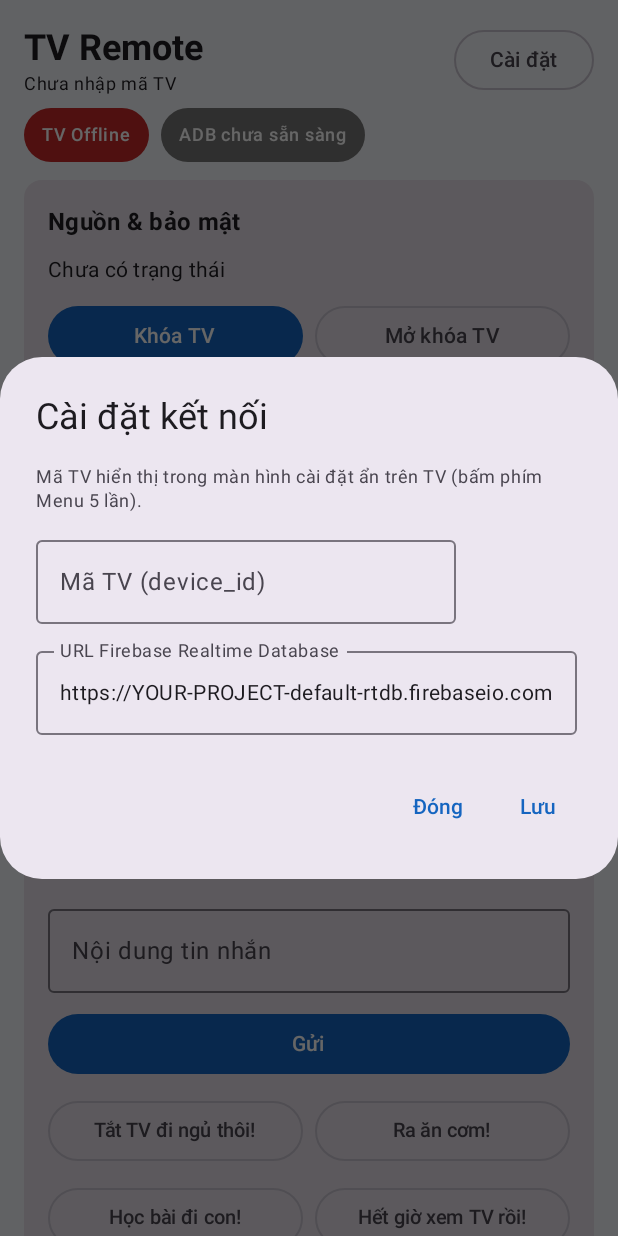
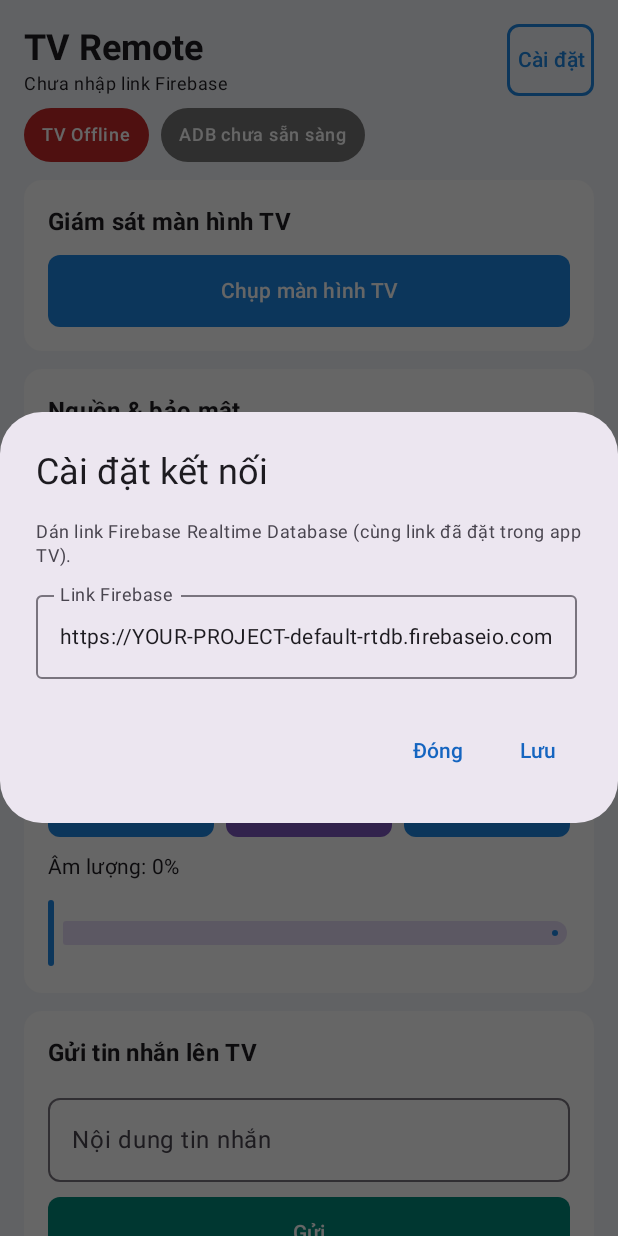
Before and after one commit to vh005645/21.11--Remote-onPhone, an Android app built with Jetpack Compose: the screen it shows after launch (MainActivity), on a phone screen of 412 x 824 dp. Run offline under Robolectric (Android 15) with nearby library versions, the phone set to English and light mode, and no system bars.

Commit message:
Add files via upload

```diff
--- a/app/build.gradle.kts
+++ b/app/build.gradle.kts
@@ -11,8 +11,8 @@ android {
         applicationId = "vn.herotran.tvremote"
         minSdk = 29
         targetSdk = 34
-        versionCode = 1
-        versionName = "1.0"
+        versionCode = 3
+        versionName = "1.2"
     }
 
     buildTypes {
--- a/app/src/main/java/vn/herotran/tvremote/RemoteScreen.kt
+++ b/app/src/main/java/vn/herotran/tvremote/RemoteScreen.kt
@@ -3,12 +3,16 @@ package vn.herotran.tvremote
 import android.widget.Toast
 import androidx.activity.compose.rememberLauncherForActivityResult
 import androidx.activity.result.contract.ActivityResultContracts
+import androidx.compose.foundation.BorderStroke
 import androidx.compose.foundation.Image
 import androidx.compose.foundation.background
 import androidx.compose.foundation.clickable
 import androidx.compose.foundation.layout.Arrangement
 import androidx.compose.foundation.layout.Box
 import androidx.compose.foundation.layout.Column
+import androidx.compose.foundation.layout.PaddingValues
+import androidx.compose.foundation.layout.RowScope
+import androidx.compose.foundation.layout.heightIn
 import androidx.compose.foundation.layout.Row
 import androidx.compose.foundation.layout.Spacer
 import androidx.compose.foundation.layout.aspectRatio
@@ -23,7 +27,10 @@ import androidx.compose.foundation.shape.RoundedCornerShape
 import androidx.compose.foundation.verticalScroll
 import androidx.compose.material3.AlertDialog
 import androidx.compose.material3.Button
+import androidx.compose.material3.ButtonDefaults
 import androidx.compose.material3.Card
+import androidx.compose.material3.CardDefaults
+import androidx.compose.material3.SliderDefaults
 import androidx.compose.material3.CircularProgressIndicator
 import androidx.compose.material3.MaterialTheme
 import androidx.compose.material3.OutlinedButton
@@ -48,6 +55,7 @@ import androidx.compose.ui.layout.ContentScale
 import androidx.compose.ui.graphics.asImageBitmap
 import androidx.compose.ui.platform.LocalContext
 import androidx.compose.ui.text.font.FontWeight
+import androidx.compose.ui.text.style.TextAlign
 import androidx.compose.ui.unit.dp
 import androidx.compose.ui.unit.sp
 import androidx.compose.ui.window.Dialog
@@ -57,7 +65,66 @@ import java.util.Date
 import java.util.Locale
 import kotlin.math.roundToInt
 
-private val QUICK_MESSAGES = listOf("Tắt TV đi ngủ thôi!", "Ra ăn cơm!", "Học bài đi con!", "Hết giờ xem TV rồi!")
+private val BtnShape = RoundedCornerShape(8.dp)
+private val BtnPadding = PaddingValues(horizontal = 6.dp, vertical = 10.dp)
+
+private val ColBlue = Color(0xFF1E88E5)
+private val ColGreen = Color(0xFF2E9E5B)
+private val ColOrange = Color(0xFFEF6C00)
+private val ColRed = Color(0xFFD32F2F)
+private val ColPurple = Color(0xFF7E57C2)
+private val ColTeal = Color(0xFF00897B)
+
+/** Nút chữ nhật bo góc nhẹ: filled = nền đặc, ngược lại = viền màu. */
+@Composable
+private fun ColorButton(
+    onClick: () -> Unit,
+    color: Color,
+    modifier: Modifier = Modifier,
+    enabled: Boolean = true,
+    filled: Boolean = true,
+    content: @Composable RowScope.() -> Unit,
+) {
+    val m = modifier.heightIn(min = 48.dp)
+    if (filled) {
+        Button(
+            onClick = onClick,
+            modifier = m,
+            enabled = enabled,
+            shape = BtnShape,
+            contentPadding = BtnPadding,
+            colors = ButtonDefaults.buttonColors(
+                containerColor = color,
+                contentColor = Color.White,
+                disabledContainerColor = color.copy(alpha = 0.45f),
+                disabledContentColor = Color.White.copy(alpha = 0.75f),
+            ),
+            content = content,
+        )
+    } else {
+        OutlinedButton(
+            onClick = onClick,
+            modifier = m,
+            enabled = enabled,
+            shape = BtnShape,
+            contentPadding = BtnPadding,
+            border = BorderStroke(1.5.dp, color),
+            colors = ButtonDefaults.outlinedButtonColors(contentColor = color),
+            content = content,
+        )
+    }
+}
+
+@Composable
+private fun BtnText(text: String) {
+    Text(
+        text = text,
+        maxLines = 1,
+        fontSize = 14.sp,
+        fontWeight = FontWeight.SemiBold,
+        textAlign = TextAlign.Center,
+    )
+}
 
 @Composable
 fun RemoteScreen(vm: RemoteViewModel) {
@@ -81,7 +148,7 @@ fun RemoteScreen(vm: RemoteViewModel) {
         }
     }
     LaunchedEffect(Unit) {
-        if (ui.deviceId.isBlank()) showSettings = true
+        if (ui.dbUrl.isBlank() || ui.dbUrl.contains("YOUR-PROJECT")) showSettings = true
     }
 
     Surface(modifier = Modifier.fillMaxSize(), color = MaterialTheme.colorScheme.background) {
@@ -94,6 +161,42 @@ fun RemoteScreen(vm: RemoteViewModel) {
         ) {
             TopSection(ui, onSettings = { showSettings = true })
 
+            // ---------------- Giám sát màn hình (đầu trang)
+            SectionCard("Giám sát màn hình TV") {
+                ColorButton(
+                    onClick = { vm.requestScreenshot() },
+                    color = ColBlue,
+                    enabled = !ui.screenshotLoading,
+                    modifier = Modifier.fillMaxWidth(),
+                ) {
+                    if (ui.screenshotLoading) {
+                        CircularProgressIndicator(
+                            modifier = Modifier.size(18.dp),
+                            strokeWidth = 2.dp,
+                            color = Color.White,
+                        )
+                        Spacer(Modifier.width(8.dp))
+                        BtnText("Đang chụp...")
+                    } else {
+                        BtnText("Chụp màn hình TV")
+                    }
+                }
+                val shot = ui.screenshot
+                if (shot != null) {
+                    Image(
+                        bitmap = shot.asImageBitmap(),
+                        contentDescription = "Ảnh chụp màn hình TV",
+                        contentScale = ContentScale.Fit,
+                        modifier = Modifier
+                            .fillMaxWidth()
+                            .aspectRatio(shot.width.toFloat() / shot.height.toFloat())
+                            .clip(RoundedCornerShape(8.dp))
+                            .clickable { showFullImage = true },
+                    )
+                    Text("Bấm vào ảnh để xem toàn màn hình / lưu", style = MaterialTheme.typography.bodySmall)
+                }
+            }
+
             // ---------------- Nguồn & bảo mật
             SectionCard("Nguồn & bảo mật") {
                 val st = ui.status
@@ -103,17 +206,14 @@ fun RemoteScreen(vm: RemoteViewModel) {
                     style = MaterialTheme.typography.bodyMedium,
                 )
                 Row(horizontalArrangement = Arrangement.spacedBy(8.dp), modifier = Modifier.fillMaxWidth()) {
-                    Button(onClick = { vm.lock() }, modifier = Modifier.weight(1f)) { Text("Khóa TV") }
-                    OutlinedButton(onClick = { vm.unlock() }, modifier = Modifier.weight(1f)) { Text("Mở khóa TV") }
+                    ColorButton(onClick = { vm.lock() }, color = ColOrange, modifier = Modifier.weight(1f)) { BtnText("Khóa TV") }
+                    ColorButton(onClick = { vm.unlock() }, color = ColGreen, modifier = Modifier.weight(1f)) { BtnText("Mở khóa TV") }
                 }
-                Button(
+                ColorButton(
                     onClick = { showPowerConfirm = true },
+                    color = ColRed,
                     modifier = Modifier.fillMaxWidth(),
-                    colors = androidx.compose.material3.ButtonDefaults.buttonColors(
-                        containerColor = MaterialTheme.colorScheme.error,
-                        contentColor = MaterialTheme.colorScheme.onError,
-                    ),
-                ) { Text("Tắt nguồn TV") }
+                ) { BtnText("Tắt nguồn TV") }
             }
 
             // ---------------- Âm thanh
@@ -125,11 +225,9 @@ fun RemoteScreen(vm: RemoteViewModel) {
                     if (!dragging && st != null) sliderVal = st.volume.toFloat()
                 }
                 Row(horizontalArrangement = Arrangement.spacedBy(8.dp), modifier = Modifier.fillMaxWidth()) {
-                    OutlinedButton(onClick = { vm.volDown() }, modifier = Modifier.weight(1f)) { Text("Giảm -") }
-                    OutlinedButton(onClick = { vm.mute() }, modifier = Modifier.weight(1f)) {
-                        Text(if (st?.muted == true) "Bật tiếng" else "Tắt tiếng")
-                    }
-                    OutlinedButton(onClick = { vm.volUp() }, modifier = Modifier.weight(1f)) { Text("Tăng +") }
+                    ColorButton(onClick = { vm.volDown() }, color = ColBlue, modifier = Modifier.weight(1f)) { BtnText("Giảm âm") }
+                    ColorButton(onClick = { vm.mute() }, color = ColPurple, modifier = Modifier.weight(1f)) { BtnText("Mute") }
+                    ColorButton(onClick = { vm.volUp() }, color = ColBlue, modifier = Modifier.weight(1f)) { BtnText("Tăng âm") }
                 }
                 Text("Âm lượng: ${sliderVal.roundToInt()}%", style = MaterialTheme.typography.bodyMedium)
                 Slider(
@@ -143,6 +241,10 @@ fun RemoteScreen(vm: RemoteViewModel) {
                         vm.setVolume(sliderVal.roundToInt())
                     },
                     valueRange = 0f..100f,
+                    colors = SliderDefaults.colors(
+                        thumbColor = ColBlue,
+                        activeTrackColor = ColBlue,
+                    ),
                 )
             }
 
@@ -152,25 +254,15 @@ fun RemoteScreen(vm: RemoteViewModel) {
                     value = messageText,
                     onValueChange = { messageText = it },
                     modifier = Modifier.fillMaxWidth(),
+                    shape = BtnShape,
                     label = { Text("Nội dung tin nhắn") },
                     maxLines = 3,
                 )
-                Button(
-                    onClick = {
-                        vm.sendMessage(messageText)
-                    },
+                ColorButton(
+                    onClick = { vm.sendMessage(messageText) },
+                    color = ColTeal,
                     modifier = Modifier.fillMaxWidth(),
-                ) { Text("Gửi") }
-                QUICK_MESSAGES.chunked(2).forEach { pair ->
-                    Row(horizontalArrangement = Arrangement.spacedBy(8.dp), modifier = Modifier.fillMaxWidth()) {
-                        pair.forEach { m ->
-                            OutlinedButton(
-                                onClick = { vm.sendMessage(m) },
-                                modifier = Modifier.weight(1f),
-                            ) { Text(m, fontSize = 13.sp) }
-                        }
-                    }
-                }
+                ) { BtnText("Gửi") }
             }
 
             // ---------------- Hẹn giờ
@@ -178,60 +270,36 @@ fun RemoteScreen(vm: RemoteViewModel) {
                 Text(scheduleText(ui.status), style = MaterialTheme.typography.bodyMedium, fontWeight = FontWeight.Medium)
                 Row(horizontalArrangement = Arrangement.spacedBy(8.dp), modifier = Modifier.fillMaxWidth()) {
                     listOf(15, 30, 45, 60).forEach { m ->
-                        if (ui.selMinutes == m) {
-                            Button(onClick = { vm.selectMinutes(m) }, modifier = Modifier.weight(1f)) { Text("${m}p") }
-                        } else {
-                            OutlinedButton(onClick = { vm.selectMinutes(m) }, modifier = Modifier.weight(1f)) { Text("${m}p") }
+                        ColorButton(
+                            onClick = { vm.selectMinutes(m) },
+                            color = ColTeal,
+                            filled = ui.selMinutes == m,
+                            modifier = Modifier.weight(1f),
+                        ) {
+                            Column(horizontalAlignment = Alignment.CenterHorizontally) {
+                                Text("$m", fontSize = 18.sp, fontWeight = FontWeight.Bold, maxLines = 1)
+                                Text("min", fontSize = 12.sp, maxLines = 1)
+                            }
                         }
                     }
                 }
                 Row(horizontalArrangement = Arrangement.spacedBy(8.dp), modifier = Modifier.fillMaxWidth()) {
-                    if (ui.selAction == "LOCK_NOW") {
-                        Button(onClick = { vm.selectAction("LOCK_NOW") }, modifier = Modifier.weight(1f)) { Text("Khóa TV") }
-                        OutlinedButton(onClick = { vm.selectAction("POWER_OFF") }, modifier = Modifier.weight(1f)) { Text("Tắt TV") }
-                    } else {
-                        OutlinedButton(onClick = { vm.selectAction("LOCK_NOW") }, modifier = Modifier.weight(1f)) { Text("Khóa TV") }
-                        Button(onClick = { vm.selectAction("POWER_OFF") }, modifier = Modifier.weight(1f)) { Text("Tắt TV") }
-                    }
+                    ColorButton(
+                        onClick = { vm.selectAction("LOCK_NOW") },
+                        color = ColBlue,
+                        filled = ui.selAction == "LOCK_NOW",
+                        modifier = Modifier.weight(1f),
+                    ) { BtnText("Khóa TV") }
+                    ColorButton(
+                        onClick = { vm.selectAction("POWER_OFF") },
+                        color = ColBlue,
+                        filled = ui.selAction == "POWER_OFF",
+                        modifier = Modifier.weight(1f),
+                    ) { BtnText("Tắt TV") }
                 }
                 Row(horizontalArrangement = Arrangement.spacedBy(8.dp), modifier = Modifier.fillMaxWidth()) {
-                    Button(onClick = { vm.startSchedule() }, modifier = Modifier.weight(1f)) { Text("Bắt đầu hẹn giờ") }
-                    OutlinedButton(onClick = { vm.cancelSchedule() }, modifier = Modifier.weight(1f)) { Text("Hủy hẹn giờ") }
-                }
-            }
-
-            // ---------------- Giám sát màn hình
-            SectionCard("Giám sát màn hình TV") {
-                Button(
-                    onClick = { vm.requestScreenshot() },
-                    enabled = !ui.screenshotLoading,
-                    modifier = Modifier.fillMaxWidth(),
-                ) {
-                    if (ui.screenshotLoading) {
-                        CircularProgressIndicator(
-                            modifier = Modifier.size(18.dp),
-                            strokeWidth = 2.dp,
-                            color = MaterialTheme.colorScheme.onPrimary,
-                        )
-                        Spacer(Modifier.width(8.dp))
-                        Text("Đang chụp...")
-                    } else {
-                        Text("Chụp màn hình TV")
-                    }
-                }
-                val shot = ui.screenshot
-                if (shot != null) {
-                    Image(
-                        bitmap = shot.asImageBitmap(),
-                        contentDescription = "Ảnh chụp màn hình TV",
-                        contentScale = ContentScale.Fit,
-                        modifier = Modifier
-                            .fillMaxWidth()
-                            .aspectRatio(shot.width.toFloat() / shot.height.toFloat())
-                            .clip(RoundedCornerShape(12.dp))
-                            .clickable { showFullImage = true },
-                    )
-                    Text("Bấm vào ảnh để xem toàn màn hình / lưu", style = MaterialTheme.typography.bodySmall)
+                    ColorButton(onClick = { vm.startSchedule() }, color = ColGreen, modifier = Modifier.weight(1f)) { BtnText("Bắt đầu hẹn giờ") }
+                    ColorButton(onClick = { vm.cancelSchedule() }, color = ColRed, filled = false, modifier = Modifier.weight(1f)) { BtnText("Hủy hẹn giờ") }
                 }
             }
 
@@ -241,8 +309,8 @@ fun RemoteScreen(vm: RemoteViewModel) {
                     Text("TV đang hiển thị ảnh", style = MaterialTheme.typography.bodyMedium, fontWeight = FontWeight.Medium)
                 }
                 Row(horizontalArrangement = Arrangement.spacedBy(8.dp), modifier = Modifier.fillMaxWidth()) {
-                    Button(onClick = { picker.launch("image/*") }, modifier = Modifier.weight(1f)) { Text("Chọn & gửi ảnh") }
-                    OutlinedButton(onClick = { vm.hideImage() }, modifier = Modifier.weight(1f)) { Text("Tắt ảnh trên TV") }
+                    ColorButton(onClick = { picker.launch("image/*") }, color = ColPurple, modifier = Modifier.weight(1f)) { BtnText("Chọn & gửi ảnh") }
+                    ColorButton(onClick = { vm.hideImage() }, color = ColRed, filled = false, modifier = Modifier.weight(1f)) { BtnText("Tắt ảnh trên TV") }
                 }
             }
 
@@ -276,11 +344,10 @@ fun RemoteScreen(vm: RemoteViewModel) {
 
     if (showSettings) {
         SettingsDialog(
-            deviceId = ui.deviceId,
             dbUrl = ui.dbUrl,
             onDismiss = { showSettings = false },
-            onSave = { id, url ->
-                vm.saveSettings(id, url)
+            onSave = { url ->
+                vm.saveSettings(url)
                 showSettings = false
             },
         )
@@ -311,8 +378,8 @@ fun RemoteScreen(vm: RemoteViewModel) {
                         .padding(16.dp),
                     horizontalArrangement = Arrangement.spacedBy(12.dp),
                 ) {
-                    Button(onClick = { vm.saveScreenshot() }) { Text("Lưu ảnh") }
-                    OutlinedButton(onClick = { showFullImage = false }) { Text("Đóng") }
+                    ColorButton(onClick = { vm.saveScreenshot() }, color = ColGreen) { BtnText("Lưu ảnh") }
+                    ColorButton(onClick = { showFullImage = false }, color = Color.White, filled = false) { BtnText("Đóng") }
                 }
             }
         }
@@ -330,11 +397,11 @@ private fun TopSection(ui: UiState, onSettings: () -> Unit) {
             Column {
                 Text("TV Remote", style = MaterialTheme.typography.headlineSmall, fontWeight = FontWeight.Bold)
                 Text(
-                    if (ui.deviceId.isBlank()) "Chưa nhập mã TV" else "Mã TV: ${ui.deviceId}",
+                    if (ui.dbUrl.isBlank() || ui.dbUrl.contains("YOUR-PROJECT")) "Chưa nhập link Firebase" else "Đã cấu hình Firebase",
                     style = MaterialTheme.typography.bodySmall,
                 )
             }
-            OutlinedButton(onClick = onSettings) { Text("Cài đặt") }
+            ColorButton(onClick = onSettings, color = ColBlue, filled = false) { BtnText("Cài đặt") }
         }
         Row(horizontalArrangement = Arrangement.spacedBy(8.dp)) {
             StatusPill(
@@ -368,7 +435,11 @@ private fun StatusPill(text: String, color: Color) {
 
 @Composable
 private fun SectionCard(title: String, content: @Composable () -> Unit) {
-    Card(modifier = Modifier.fillMaxWidth()) {
+    Card(
+        modifier = Modifier.fillMaxWidth(),
+        shape = RoundedCornerShape(12.dp),
+        colors = CardDefaults.cardColors(containerColor = MaterialTheme.colorScheme.surface),
+    ) {
         Column(
             modifier = Modifier.padding(16.dp),
             verticalArrangement = Arrangement.spacedBy(10.dp),
@@ -381,12 +452,10 @@ private fun SectionCard(title: String, content: @Composable () -> Unit) {
 
 @Composable
 private fun SettingsDialog(
-    deviceId: String,
     dbUrl: String,
     onDismiss: () -> Unit,
-    onSave: (String, String) -> Unit,
+    onSave: (String) -> Unit,
 ) {
-    var id by remember { mutableStateOf(deviceId) }
     var url by remember { mutableStateOf(dbUrl) }
     AlertDialog(
         onDismissRequest = onDismiss,
@@ -394,24 +463,18 @@ private fun SettingsDialog(
         text = {
             Column(verticalArrangement = Arrangement.spacedBy(10.dp)) {
                 Text(
-                    "Mã TV hiển thị trong màn hình cài đặt ẩn trên TV (bấm phím Menu 5 lần).",
+                    "Dán link Firebase Realtime Database (cùng link đã đặt trong app TV).",
                     style = MaterialTheme.typography.bodySmall,
-                )
-                OutlinedTextField(
-                    value = id,
-                    onValueChange = { id = it },
-                    label = { Text("Mã TV (device_id)") },
-                    singleLine = true,
                 )
                 OutlinedTextField(
                     value = url,
                     onValueChange = { url = it },
-                    label = { Text("URL Firebase Realtime Database") },
+                    label = { Text("Link Firebase") },
                     singleLine = true,
                 )
             }
         },
-        confirmButton = { TextButton(onClick = { onSave(id, url) }) { Text("Lưu") } },
+        confirmButton = { TextButton(onClick = { onSave(url) }) { Text("Lưu") } },
         dismissButton = { TextButton(onClick = onDismiss) { Text("Đóng") } },
     )
 }
--- a/app/src/main/java/vn/herotran/tvremote/RemoteViewModel.kt
+++ b/app/src/main/java/vn/herotran/tvremote/RemoteViewModel.kt
@@ -56,6 +56,8 @@ data class UiState(
 
 class RemoteViewModel(app: Application) : AndroidViewModel(app) {
     companion object {
+        // Mã thiết bị cố định - phải trùng với RemoteConfig.DEVICE_ID bên app TV
+        const val DEFAULT_DEVICE_ID = "246500068385"
         const val DEFAULT_DB_URL = "https://YOUR-PROJECT-default-rtdb.firebaseio.com"
         private const val ONLINE_WINDOW_MS = 100_000L
     }
@@ -64,7 +66,7 @@ class RemoteViewModel(app: Application) : AndroidViewModel(app) {
 
     private val _ui = MutableStateFlow(
         UiState(
-            deviceId = prefs.getString("device_id", "") ?: "",
+            deviceId = DEFAULT_DEVICE_ID,
             dbUrl = prefs.getString("db_url", DEFAULT_DB_URL) ?: DEFAULT_DB_URL,
             selMinutes = prefs.getInt("sel_minutes", 30),
             selAction = prefs.getString("sel_action", "LOCK_NOW") ?: "LOCK_NOW",
@@ -148,11 +150,10 @@ class RemoteViewModel(app: Application) : AndroidViewModel(app) {
 
     // ------------------------------------------------------------------ cài đặt
 
-    fun saveSettings(deviceId: String, dbUrl: String) {
-        val id = deviceId.trim().uppercase()
+    fun saveSettings(dbUrl: String) {
         val url = dbUrl.trim().trimEnd('/')
-        prefs.edit().putString("device_id", id).putString("db_url", url).apply()
-        _ui.update { it.copy(deviceId = id, dbUrl = url, status = null, tvOnline = false, lastResult = "") }
+        prefs.edit().putString("db_url", url).apply()
+        _ui.update { it.copy(dbUrl = url, status = null, tvOnline = false, lastResult = "") }
         viewModelScope.launch { refresh() }
     }
 
@@ -187,7 +188,7 @@ class RemoteViewModel(app: Application) : AndroidViewModel(app) {
         viewModelScope.launch {
             val st = _ui.value
             if (!ready(st)) {
-                toast("Hãy nhập mã TV và URL Firebase (nút Cài đặt)")
+                toast("Hãy nhập link Firebase (nút Cài đặt)")
                 return@launch
             }
             val ok = TvApi(st.dbUrl).put("devices/${st.deviceId}/command", commandJson(action, payload))
@@ -232,7 +233,7 @@ class RemoteViewModel(app: Application) : AndroidViewModel(app) {
         viewModelScope.launch {
             val st = _ui.value
             if (!ready(st)) {
-                toast("Hãy nhập mã TV và URL Firebase (nút Cài đặt)")
+                toast("Hãy nhập link Firebase (nút Cài đặt)")
                 return@launch
             }
             if (st.screenshotLoading) return@launch
```
Also changed, not shown: 1 other file.
